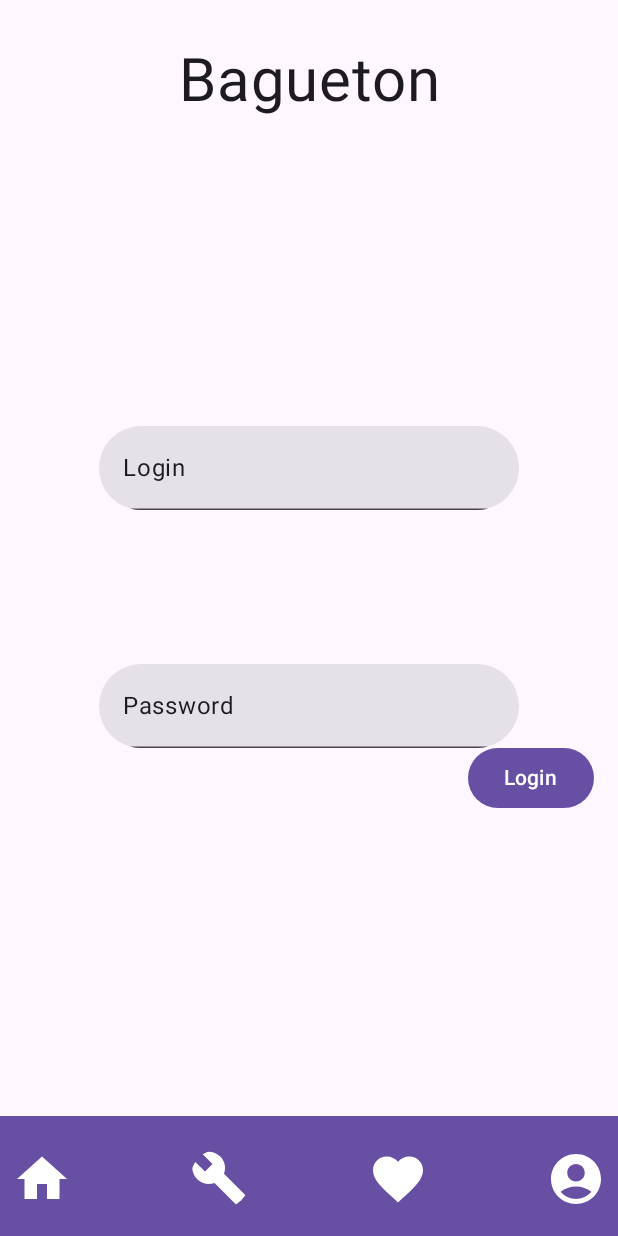
After one commit to CedricSanchezGithub/Bagueton_Client, an Android app built with Jetpack Compose: the composable LoginScreen shown on its own in the app's theme, on a phone screen of 412 x 824 dp. The commit adds this screen. Run offline under Robolectric (Android 15) with nearby library versions, the phone set to English and light mode, and no system bars.

Commit message:
LoginScreen.kt

```diff
--- a/app/src/main/java/com/example/bagueton_v1/ui/model/Beans.kt
+++ b/app/src/main/java/com/example/bagueton_v1/ui/model/Beans.kt
@@ -5,9 +5,13 @@ import com.example.bagueton_v1.R
 data class Recipe(val id: Int, val name: String, val imageResId: Int, val recipe: String)
 
 
+/*
 val myRecipe = Recipe(
     id = 1,
     name = "Croissant",
     imageResId = R.drawable.croissant,
     recipe = "Voici comment faire un croissant..."
 )
+
+
+*/
--- a/app/src/main/java/com/example/bagueton_v1/ui/screens/BottomAppBar.kt
+++ b/app/src/main/java/com/example/bagueton_v1/ui/screens/BottomAppBar.kt
@@ -1,6 +1,7 @@
 package com.example.bagueton_v1.ui.screens
 
 import androidx.compose.foundation.layout.Spacer
+import androidx.compose.foundation.layout.size
 import androidx.compose.material.icons.Icons
 import androidx.compose.material.icons.filled.AccountCircle
 import androidx.compose.material.icons.filled.Build
@@ -13,6 +14,7 @@ import androidx.compose.material3.MaterialTheme
 import androidx.compose.runtime.Composable
 import androidx.compose.ui.Modifier
 import androidx.compose.ui.tooling.preview.Preview
+import androidx.compose.ui.unit.dp
 
 
 @Composable
@@ -24,19 +26,23 @@ fun MyBottomAppBar() {
 
     ) {
         IconButton(onClick = { /* Gérer le clic ici */ }) {
-            Icon(Icons.Filled.Home, contentDescription = "Accueil")
+            Icon(Icons.Filled.Home, contentDescription = "Accueil",
+                Modifier.size(40.dp))
         }
         Spacer(Modifier.weight(1f, true))
         IconButton(onClick = { /* Gérer le clic ici */ }) {
-            Icon(Icons.Filled.Build, contentDescription = "Accueil")
+            Icon(Icons.Filled.Build, contentDescription = "Accueil",
+                Modifier.size(40.dp))
         }
         Spacer(Modifier.weight(1f, true))
         IconButton(onClick = { /* Gérer le clic ici */ }) {
-            Icon(Icons.Filled.Favorite, contentDescription = "Favoris")
+            Icon(Icons.Filled.Favorite, contentDescription = "Favoris",
+                Modifier.size(40.dp))
         }
         Spacer(Modifier.weight(1f, true))
         IconButton(onClick = { /* Gérer le clic ici */ }) {
-            Icon(Icons.Filled.AccountCircle, contentDescription = "Paramètres")
+            Icon(Icons.Filled.AccountCircle, contentDescription = "Paramètres",
+                Modifier.size(40.dp))
         }
 
     }
--- a/app/src/main/java/com/example/bagueton_v1/ui/screens/HomeScreen.kt
+++ b/app/src/main/java/com/example/bagueton_v1/ui/screens/HomeScreen.kt
@@ -1,4 +1,5 @@
 package com.example.bagueton_v1.ui.screens
+import android.content.res.Configuration.UI_MODE_NIGHT_NO
 import android.content.res.Configuration.UI_MODE_NIGHT_YES
 import androidx.compose.foundation.Image
 import androidx.compose.foundation.layout.Column
@@ -50,7 +51,8 @@ fun HomeScreen(
             modifier = Modifier,
             searchText = searchText
         )
-        Spacer(modifier = Modifier.height(16.dp))
+        Spacer(Modifier.weight(1f, true))
+
         Row {
             Text(text = "Liste des commandes :", modifier = Modifier.padding(horizontal = 16.dp) )
 
@@ -75,7 +77,8 @@ fun HomeScreen(
             Text(text = "Agenda")
 
         }
-        Spacer(modifier = Modifier.height(16.dp))
+        Spacer(Modifier.weight(1f, true))
+
         Text(text = "Vos recettes les plus utilisées :", modifier = Modifier.padding(horizontal = 16.dp) )
         Spacer(modifier = Modifier.height(16.dp))
 
@@ -106,6 +109,7 @@ fun HomeScreen(
 
 
 @Preview(showBackground = true, showSystemUi = true, uiMode = UI_MODE_NIGHT_YES)
+@Preview(showBackground = true, showSystemUi = true, uiMode = UI_MODE_NIGHT_NO)
 @Composable
 fun HomeScreenPreview() {
 
--- /dev/null
+++ b/app/src/main/java/com/example/bagueton_v1/ui/screens/LoginScreen.kt
@@ -0,0 +1,82 @@
+package com.example.bagueton_v1.ui.screens
+
+import android.content.res.Configuration
+import androidx.compose.foundation.layout.Column
+import androidx.compose.foundation.layout.Row
+import androidx.compose.foundation.layout.Spacer
+import androidx.compose.foundation.layout.fillMaxSize
+import androidx.compose.foundation.layout.fillMaxWidth
+import androidx.compose.foundation.layout.height
+import androidx.compose.foundation.layout.padding
+import androidx.compose.foundation.shape.RoundedCornerShape
+import androidx.compose.material3.Button
+import androidx.compose.material3.MaterialTheme
+import androidx.compose.material3.Surface
+import androidx.compose.material3.Text
+import androidx.compose.material3.TextField
+import androidx.compose.runtime.Composable
+import androidx.compose.runtime.mutableStateOf
+import androidx.compose.runtime.remember
+import androidx.compose.ui.Modifier
+import androidx.compose.ui.text.style.TextAlign
+import androidx.compose.ui.tooling.preview.Preview
+import androidx.compose.ui.unit.dp
+import androidx.compose.ui.unit.sp
+import androidx.navigation.NavHostController
+
+@Composable
+fun LoginScreen(
+    navHostController: NavHostController? = null) {
+
+    var loginStat = remember { mutableStateOf("Login") }
+    var passwordStat = remember { mutableStateOf("Password") }
+
+
+    Column {
+        Spacer(modifier = Modifier.height(30.dp))
+
+        Text(text = "Bagueton",
+            Modifier.fillMaxWidth(),
+            textAlign = TextAlign.Center,
+            fontSize = 40.sp)
+
+        Spacer(Modifier.weight(2f, true))
+        Row {
+            Spacer(Modifier.weight(1f, true))
+            TextField(value = loginStat.value, onValueChange = { loginStat.value = it}, shape = RoundedCornerShape(70.dp))
+            Spacer(Modifier.weight(1f, true))
+        }
+
+        Spacer(Modifier.weight(1f, true))
+        Row {
+            Spacer(Modifier.weight(1f, true))
+            TextField(value = passwordStat.value, onValueChange = { passwordStat.value = it }, shape = RoundedCornerShape(70.dp))
+            Spacer(Modifier.weight(1f, true))
+        }
+        Row {
+            Spacer(Modifier.weight(1f, true))
+            Button(onClick = { /*TODO*/ },
+                modifier = Modifier
+                    .height(40.dp) // Hauteur personnalisée
+                    .padding(horizontal = 16.dp) // Padding horizontal
+            ) {
+                Text(text = "Login")
+            }
+        }
+        Spacer(Modifier.weight(2f, true))
+        MyBottomAppBar()
+
+    }
+
+}
+@Preview(showBackground = true, showSystemUi = true, uiMode = Configuration.UI_MODE_NIGHT_YES)
+@Preview(showBackground = true, showSystemUi = true, uiMode = Configuration.UI_MODE_NIGHT_NO)
+@Composable
+fun LoginScreenPreview() {
+
+    Bagueton_v1Theme {
+        Surface(modifier = Modifier.fillMaxSize(), color = MaterialTheme.colorScheme.background) {
+            LoginScreen()
+        }
+    }
+}
```
